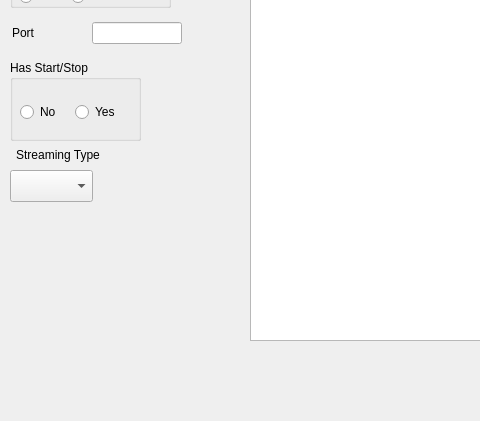
Qt form robot_control_center/robotcontroldashboard.ui (gdimitriu/swarm_robots) before a commit; both pictures show x 0 to 480 and y 250 to 671 of the 649 by 671 pixel window.
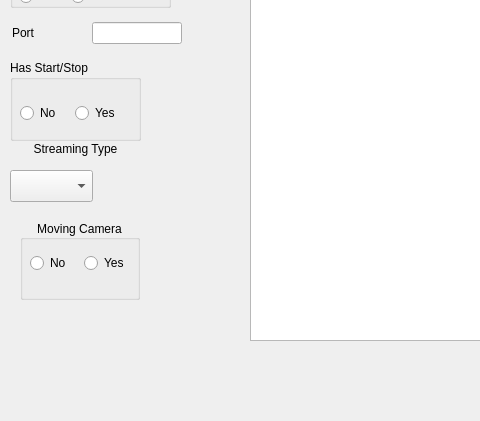
The same form after that commit.

Commit message: added camera pantilt controll

Patch:
```diff
--- a/robot_control_center/robotcontroldashboard.ui
+++ b/robot_control_center/robotcontroldashboard.ui
@@ -113,7 +113,7 @@
        <x>10</x>
        <y>40</y>
        <width>103</width>
-       <height>24</height>
+       <height>26</height>
       </rect>
      </property>
      <layout class="QHBoxLayout" name="horizontalLayout_6">
@@ -138,8 +138,8 @@
     <property name="geometry">
      <rect>
       <x>10</x>
-      <y>396</y>
-      <width>96</width>
+      <y>390</y>
+      <width>131</width>
       <height>18</height>
      </rect>
     </property>
@@ -264,6 +264,48 @@
      <string>Delete</string>
     </property>
    </widget>
+   <widget class="QGroupBox" name="hasMovingCameraGroup">
+    <property name="geometry">
+     <rect>
+      <x>20</x>
+      <y>470</y>
+      <width>120</width>
+      <height>80</height>
+     </rect>
+    </property>
+    <property name="title">
+     <string>Moving Camera</string>
+    </property>
+    <property name="alignment">
+     <set>Qt::AlignCenter</set>
+    </property>
+    <widget class="QWidget" name="layoutWidget">
+     <property name="geometry">
+      <rect>
+       <x>10</x>
+       <y>30</y>
+       <width>101</width>
+       <height>26</height>
+      </rect>
+     </property>
+     <layout class="QHBoxLayout" name="horizontalLayout_4">
+      <item>
+       <widget class="QRadioButton" name="noMovingCamera">
+        <property name="text">
+         <string>No</string>
+        </property>
+       </widget>
+      </item>
+      <item>
+       <widget class="QRadioButton" name="hasMovingCamera">
+        <property name="text">
+         <string>Yes</string>
+        </property>
+       </widget>
+      </item>
+     </layout>
+    </widget>
+   </widget>
   </widget>
   <widget class="QMenuBar" name="menubar">
    <property name="geometry">
```
Left out of the diff: 2 changed lines with no effect on the pictures. The commit also changes 14 other files.
